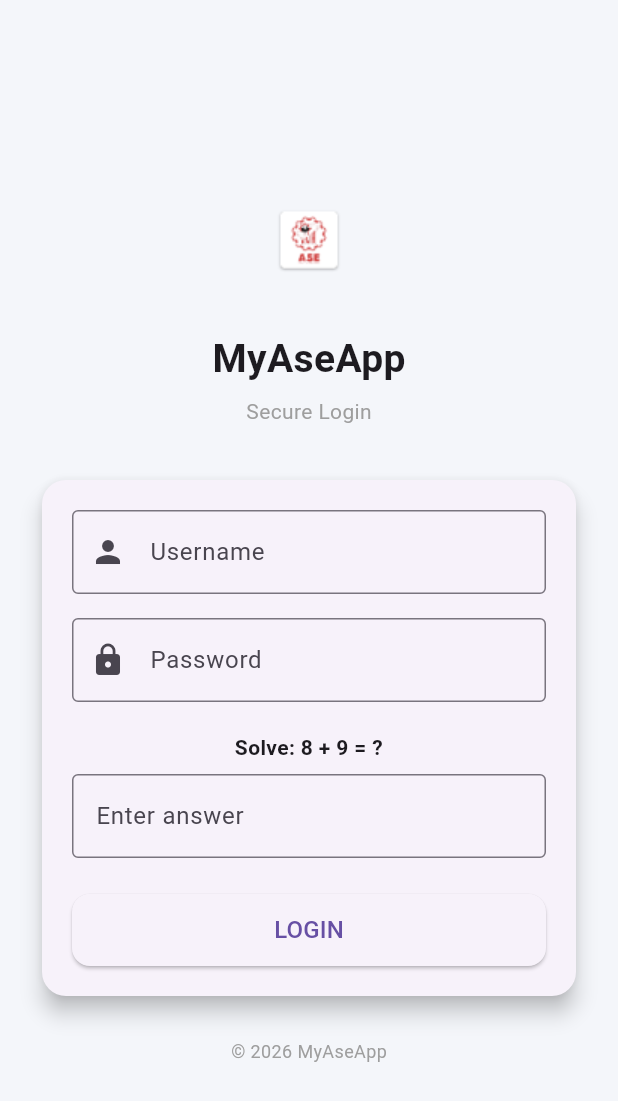
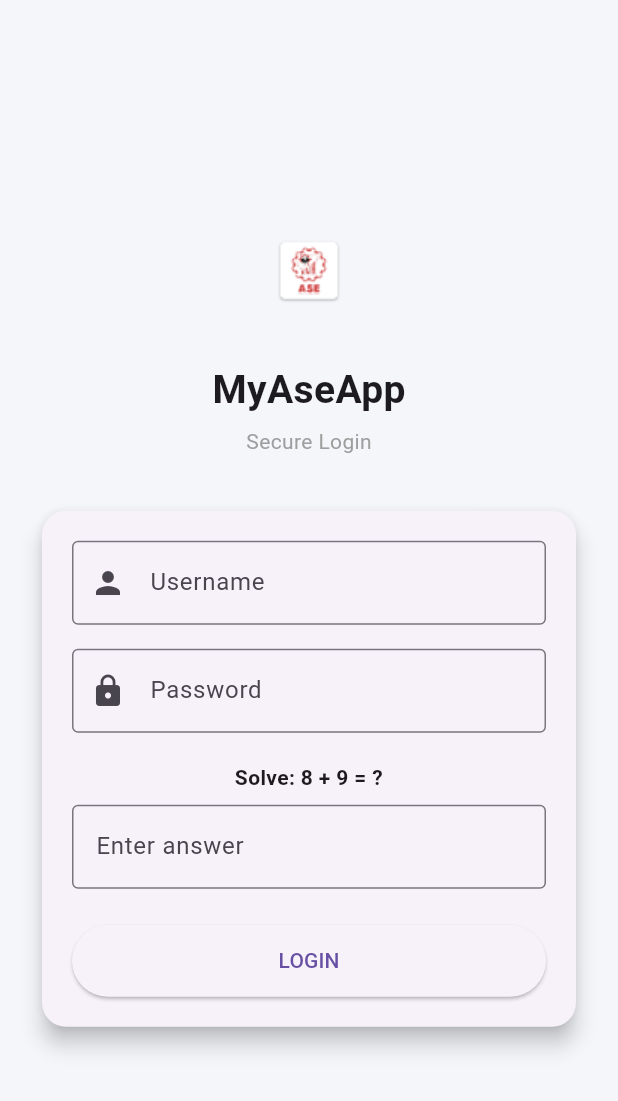
Before and after one commit to Arunkumar45678/myaseapp, a Flutter app: the screen it shows after launch, on a phone screen of 412 x 824 dp. Shown: the top 1101 px of the screen. Run offline on Flutter 3.47's test engine with Material 3 defaults, Android fonts, the phone set to English and light mode, and no system bars; our stand-ins replace connectivity_plus, flutter_secure_storage, supabase_flutter; accounts and stored records are empty.

Commit message:
Refactor login screen layout and button styling
Removed logo and card comments, simplified button style and text.

```diff
--- a/lib/screens/login.dart
+++ b/lib/screens/login.dart
@@ -90,7 +90,6 @@ class _LoginScreenState extends State<LoginScreen> {
             child: Column(
               children: [
 
-                /// 🔷 LOGO
                 Image.asset(
                   "assets/images/logo.png",
                   height: 90,
@@ -115,7 +114,6 @@ class _LoginScreenState extends State<LoginScreen> {
 
                 const SizedBox(height: 32),
 
-                /// 🔷 CARD
                 Card(
                   elevation: 6,
                   shape: RoundedRectangleBorder(
@@ -173,31 +171,16 @@ class _LoginScreenState extends State<LoginScreen> {
                           height: 48,
                           child: ElevatedButton(
                             onPressed: loading ? null : login,
-                            style: ElevatedButton.styleFrom(
-                              shape: RoundedRectangleBorder(
-                                borderRadius: BorderRadius.circular(12),
-                              ),
-                            ),
                             child: loading
                                 ? const CircularProgressIndicator(
                                     color: Colors.white,
                                   )
-                                : const Text(
-                                    "LOGIN",
-                                    style: TextStyle(fontSize: 16),
-                                  ),
+                                : const Text("LOGIN"),
                           ),
                         ),
                       ],
                     ),
                   ),
-                ),
-
-                const SizedBox(height: 24),
-
-                const Text(
-                  "© 2026 MyAseApp",
-                  style: TextStyle(fontSize: 12, color: Colors.grey),
                 ),
               ],
             ),
```
